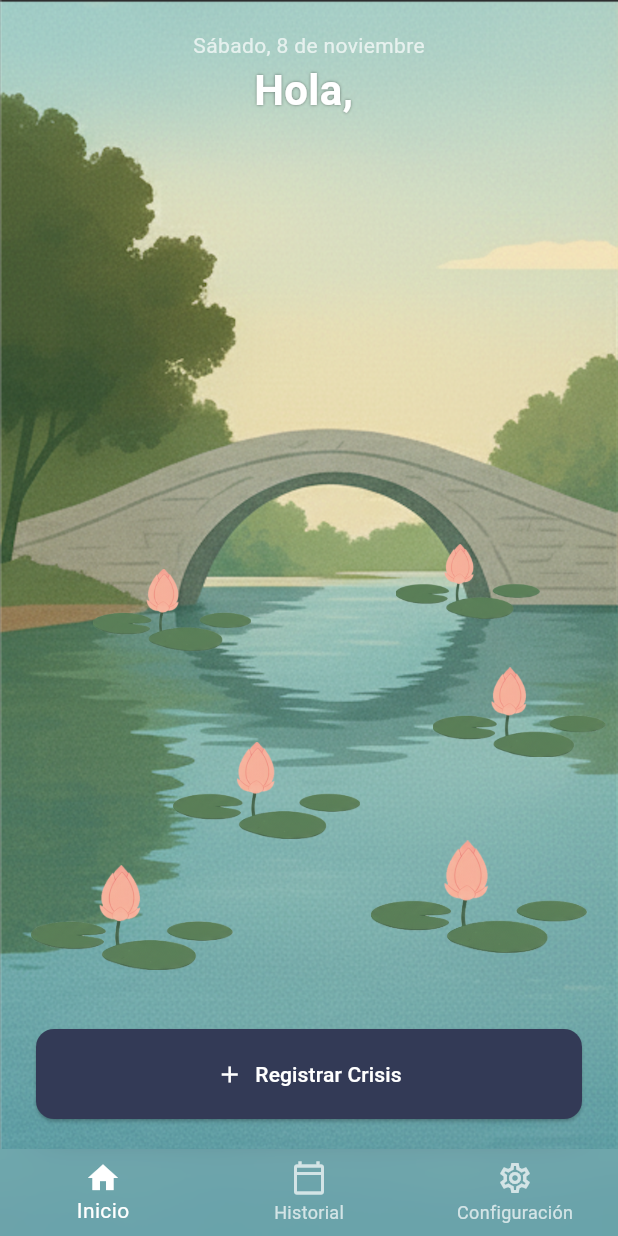
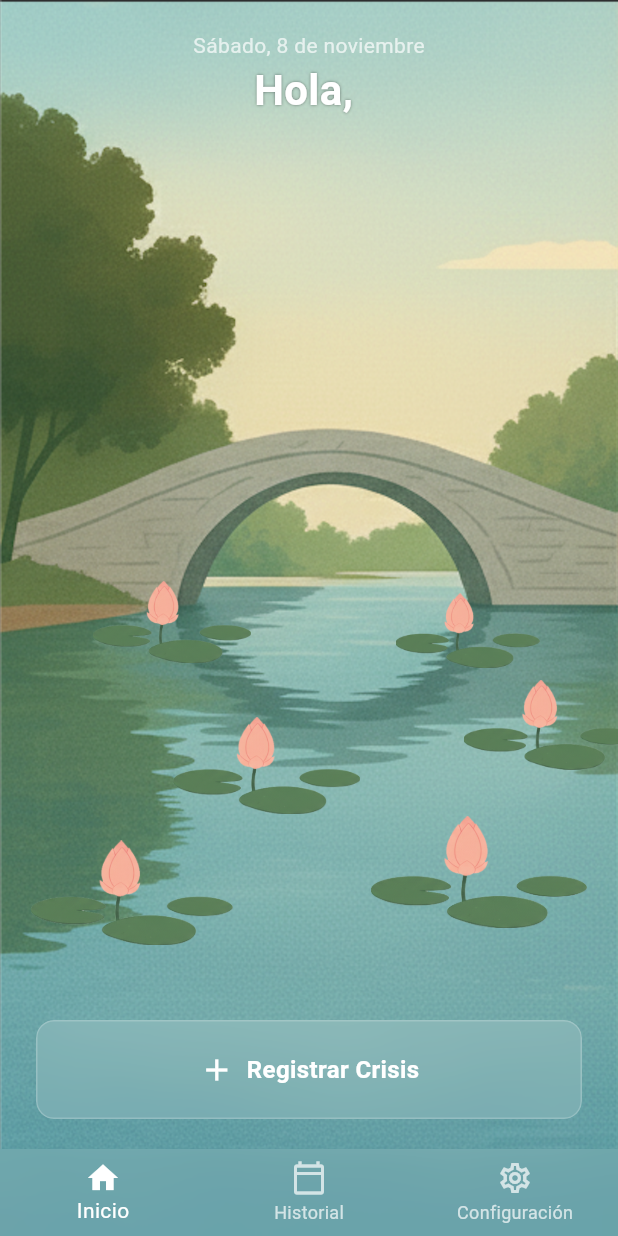
Before and after one commit to janisepulveda/auna, a Flutter app: the MainScaffold screen opened directly, on a phone screen of 412 x 824 dp. Run offline on Flutter 3.47's test engine with Material 3 defaults, Android fonts, the phone set to English and light mode, and no system bars; our stand-ins replace pdf, permission_handler, shared_preferences, table_calendar; missing offline and left inert: flutter_reactive_ble, open_file_plus; accounts and stored records are empty.

Commit message:
arreglar flores

```diff
--- a/auna_app/lib/home_screen.dart
+++ b/auna_app/lib/home_screen.dart
@@ -3,6 +3,7 @@ import 'package:flutter/material.dart';
 import 'package:provider/provider.dart';
 import 'crisis_detail_screen.dart';
 import 'user_provider.dart';
+import 'dart:ui'; // <-- ¡ASEGÚRATE DE QUE ESTE IMPORT ESTÉ AQUÍ!
 
 class HomeScreen extends StatefulWidget {
   const HomeScreen({super.key});
@@ -14,19 +15,14 @@ class HomeScreen extends StatefulWidget {
 class _HomeScreenState extends State<HomeScreen> {
   final int totalFlowers = 6;
 
-  // lista de posiciones ajustada para subir las flores
+  // Tu lista de posiciones (con el último ajuste para subirlas)
   final List<Map<String, double>> _flowerPositions = const [
-    // flores de "atrás" (más arriba y pequeñas)
-    {'top': 0.44, 'left': 0.64, 'size': 50.0},
-    {'top': 0.46, 'left': 0.15, 'size': 55.0},
-
-    // flores de en medio
-    {'top': 0.54, 'left': 0.70, 'size': 60.0},
-    {'top': 0.60, 'left': 0.28, 'size': 65.0},
-
-    // flores de "adelante" (más abajo y grandes)
-    {'top': 0.70, 'left': 0.05, 'size': 70.0},
-    {'top': 0.68, 'left': 0.60, 'size': 75.0},
+    {'top': 0.48, 'left': 0.64, 'size': 50.0},
+    {'top': 0.47, 'left': 0.15, 'size': 55.0},
+    {'top': 0.55, 'left': 0.75, 'size': 60.0},
+    {'top': 0.58, 'left': 0.28, 'size': 65.0},
+    {'top': 0.68, 'left': 0.05, 'size': 70.0},
+    {'top': 0.66, 'left': 0.60, 'size': 75.0},
   ];
 
   String _getBackgroundImage() {
@@ -55,6 +51,7 @@ class _HomeScreenState extends State<HomeScreen> {
       children: [
         Image.asset(_getBackgroundImage(), fit: BoxFit.cover),
 
+        // Jardín de flores
         Consumer<UserProvider>(
           builder: (context, userProvider, child) {
             final openFlowersCount = userProvider.crisisCount;
@@ -78,12 +75,14 @@ class _HomeScreenState extends State<HomeScreen> {
           },
         ),
 
+        // Interfaz de usuario
         SafeArea(
           child: Padding(
             padding: const EdgeInsets.symmetric(horizontal: 24.0),
             child: Column(
               children: [
                 const SizedBox(height: 20),
+                // Saludo
                 Consumer<UserProvider>(
                   builder: (context, userProvider, child) {
                     final userName = userProvider.user?.name ?? 'Bienvenida';
@@ -106,20 +105,49 @@ class _HomeScreenState extends State<HomeScreen> {
 
                 const Spacer(),
 
-                ElevatedButton.icon(
-                  icon: const Icon(Icons.add),
-                  label: const Text('Registrar Crisis'),
-                  onPressed: () {
+                // Botón "Liquid Glass"
+                ClipRRect(
+                  borderRadius: BorderRadius.circular(12.0),
+                  child: BackdropFilter(
+                    filter: ImageFilter.blur(sigmaX: 10, sigmaY: 10),
+                    child: Container(
+                      decoration: BoxDecoration(
+                        color: const Color(0x26FFFFFF),
+                        borderRadius: BorderRadius.circular(12.0),
+                        border: Border.all(color: const Color(0x33FFFFFF)),
+                      ),
+                      child: InkWell(
+                        onTap: () {
                           Navigator.push(
                             context,
                             MaterialPageRoute(builder: (context) => const CrisisDetailScreen()),
                           );
                         },
-                  style: ElevatedButton.styleFrom(
+                        borderRadius: BorderRadius.circular(12.0),
+                        child: Container(
                           padding: const EdgeInsets.symmetric(vertical: 20),
-                    minimumSize: const Size(double.infinity, 50),
+                          width: double.infinity,
+                          child: Row(
+                            mainAxisAlignment: MainAxisAlignment.center,
+                            children: const [
+                              Icon(Icons.add, color: Colors.white),
+                              SizedBox(width: 8),
+                              Text(
+                                'Registrar Crisis',
+                                style: TextStyle(
+                                  color: Colors.white,
+                                  fontSize: 16,
+                                  fontWeight: FontWeight.bold,
                                 ),
                               ),
+                            ],
+                          ),
+                        ),
+                      ),
+                    ),
+                  ),
+                ),
+
                 const SizedBox(height: 20),
               ],
             ),
@@ -130,6 +158,7 @@ class _HomeScreenState extends State<HomeScreen> {
   }
 }
 
+// FlowerWidget (sin cambios)
 class FlowerWidget extends StatelessWidget {
   final double top;
   final double left;
```
Lines whose indentation alone changed are shown as unchanged.
